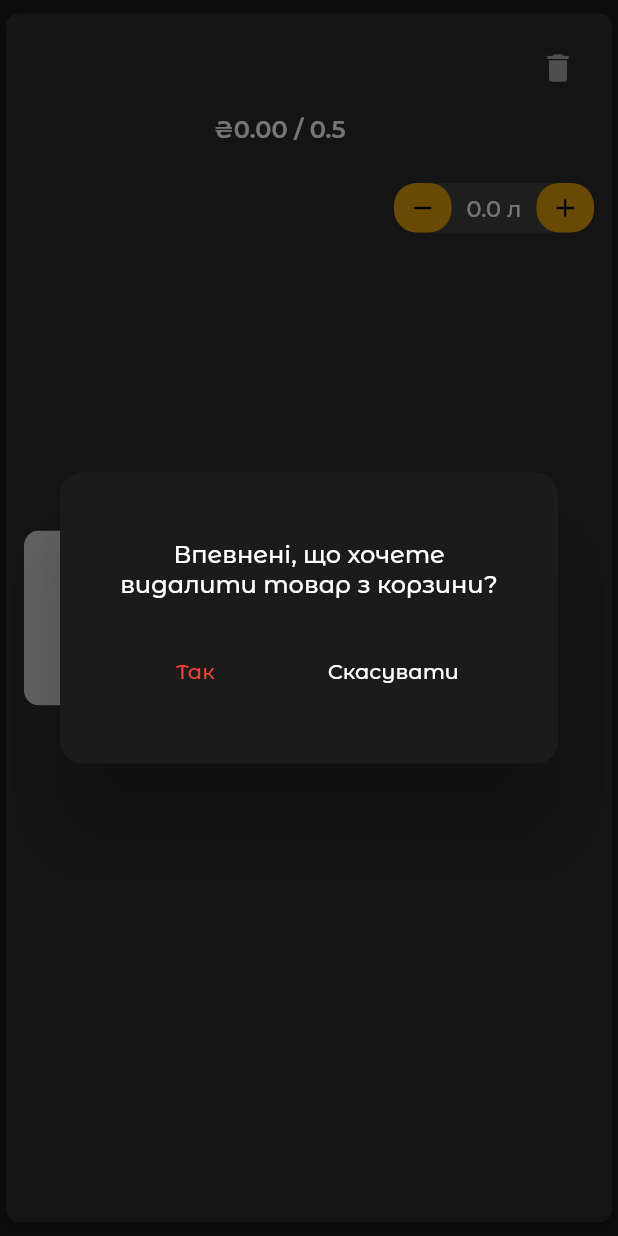
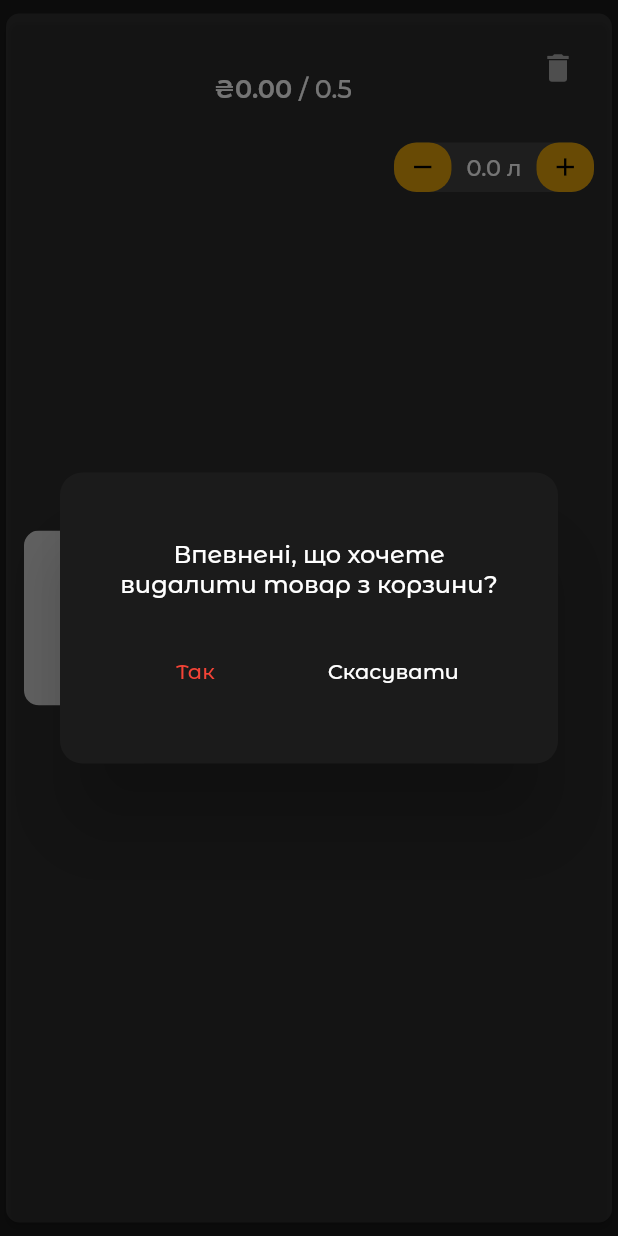
Before and after one commit to Zhenya-Mykhalskyi/Honey-Shop, a Flutter app: the CartItem widget shown alone on an empty page, opened directly with empty values, after a tap on the "delete" icon, on a phone screen of 412 x 824 dp. Run offline on Flutter 3.47's test engine with Material 2 defaults, Android fonts, the phone set to English and light mode, and no system bars; drawn by our look-alikes of cached_network_image; our stand-ins replace cloud_firestore, connectivity_plus, firebase_auth, firebase_core, firebase_storage, image_picker and 1 more; accounts and stored records are empty; network calls fail; project files that could hold a hidden picture were left out.

Commit message:
fix(style): CartItem paddings

```diff
--- a/lib/widgets/cart_item.dart
+++ b/lib/widgets/cart_item.dart
@@ -62,18 +62,44 @@ class _CartItemState extends State<CartItem> {
                   crossAxisAlignment: CrossAxisAlignment.start,
                   children: [
                     Row(
+                      crossAxisAlignment: CrossAxisAlignment.start,
                       mainAxisAlignment: MainAxisAlignment.spaceBetween,
                       children: [
-                        Flexible(
-                          child: Text(
+                        Expanded(
+                          child: Column(
+                            crossAxisAlignment: CrossAxisAlignment.start,
+                            children: [
+                              Text(
                                 widget.product!.title,
                                 style: const TextStyle(
                                   fontSize: 19,
-                              fontWeight: FontWeight.w400,
+                                  fontWeight: FontWeight.w600,
                                 ),
                               ),
+                              const SizedBox(height: 5),
+                              Row(
+                                children: [
+                                  Text(
+                                    '₴${widget.product?.price.toStringAsFixed(2)}',
+                                    style: const TextStyle(
+                                      fontWeight: FontWeight.w600,
+                                      fontSize: 17,
                                     ),
-                        IconButton(
+                                  ),
+                                  const Text(
+                                    ' / 0.5',
+                                    style: TextStyle(
+                                      fontSize: 17,
+                                    ),
+                                  ),
+                                ],
+                              ),
+                            ],
+                          ),
+                        ),
+                        Container(
+                          margin: const EdgeInsets.only(bottom: 18),
+                          child: IconButton(
                               icon: const Icon(Icons.delete),
                               color: Colors.white.withOpacity(0.6),
                               onPressed: () {
@@ -140,18 +166,11 @@ class _CartItemState extends State<CartItem> {
                                     );
                                   },
                                 );
-                            })
+                              }),
+                        )
                       ],
                     ),
                     const SizedBox(height: 8),
-                    Text(
-                      '₴${widget.product?.price.toStringAsFixed(2)} / 0.5',
-                      style: const TextStyle(
-                        fontWeight: FontWeight.w600,
-                        fontSize: 16,
-                      ),
-                    ),
-                    const SizedBox(height: 25),
                     Row(
                       mainAxisAlignment: MainAxisAlignment.end,
                       children: [
```
Lines whose indentation alone changed are shown as unchanged.
